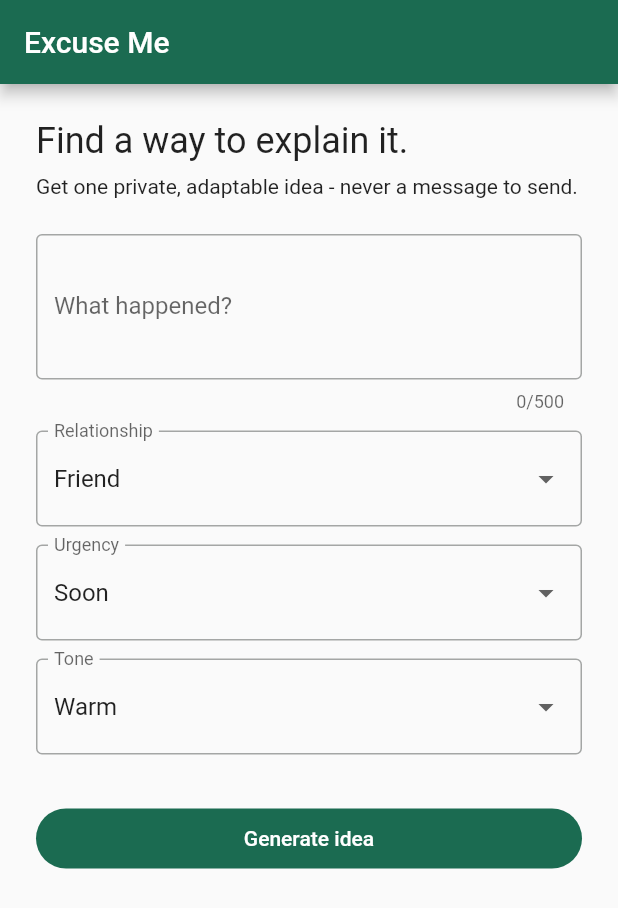
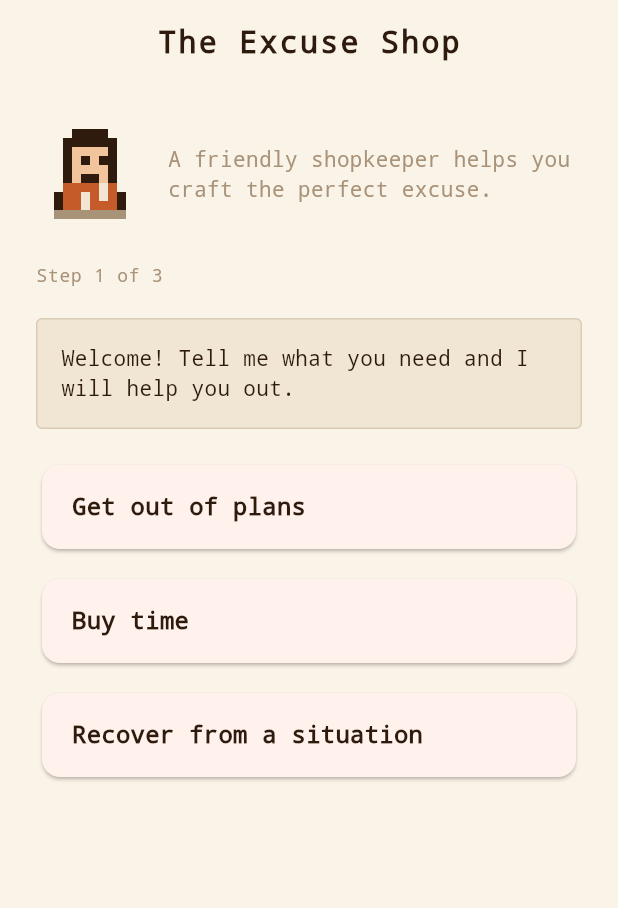
Before and after one commit to pierre-achkar/excuse-me, a Flutter app: the screen it shows after launch, on a phone screen of 412 x 824 dp. Shown: the top 908 px of the screen. Run offline on Flutter 3.47's test engine with Material 3 defaults, Android fonts, the phone set to English and light mode, and no system bars; our stand-ins replace share_plus.

Commit message:
feat: implement Excuse Shop experience (#26)
Verified Excuse Shop flow with explicit selection mapping, accessibility coverage, reduced-motion support, and local-only generation.\n\n- Flutter tests: 52/52 passed\n- Node tests: 6/6 passed\n- Flutter analyze: clean\n- Flutter web release build: passed\n- Independent review: passed

```diff
--- a/lib/app.dart
+++ b/lib/app.dart
@@ -1,7 +1,8 @@
 import 'package:flutter/material.dart';
 
 import 'services/idea_client.dart';
-import 'ui/excuse_me_page.dart';
+import 'ui/excuse_shop_page.dart';
+import 'ui/shop_theme.dart';
 
 class ExcuseMeApp extends StatelessWidget {
   const ExcuseMeApp({super.key, required this.client});
@@ -12,11 +13,8 @@ class ExcuseMeApp extends StatelessWidget {
   Widget build(BuildContext context) {
     return MaterialApp(
       title: 'Excuse Me',
-      theme: ThemeData(
-        colorScheme: ColorScheme.fromSeed(seedColor: const Color(0xff315c4b)),
-        useMaterial3: false,
-      ),
-      home: ExcuseMePage(client: client),
+      theme: ShopTheme.theme,
+      home: ExcuseShopPage(client: client),
     );
   }
 }
--- /dev/null
+++ b/lib/domain/shop_selection.dart
@@ -0,0 +1,89 @@
+import '../domain/excuse_request.dart';
+
+class ShopMission {
+  const ShopMission({
+    required this.label,
+    required this.intent,
+    required this.action,
+    required this.situations,
+  });
+
+  final String label;
+  final ExcuseIntent intent;
+  final ExcuseAction action;
+  final List<ShopSituation> situations;
+}
+
+class ShopSituation {
+  const ShopSituation({
+    required this.label,
+    required this.context,
+    this.action,
+  });
+
+  final String label;
+  final ExcuseContext context;
+  final ExcuseAction? action;
+}
+
+class ShopTone {
+  const ShopTone({required this.label, required this.tone});
+
+  final String label;
+  final ExcuseTone tone;
+}
+
+const shopMissions = [
+  ShopMission(
+    label: 'Get out of plans',
+    intent: ExcuseIntent.getOutOfPlans,
+    action: ExcuseAction.cancel,
+    situations: [
+      ShopSituation(label: 'Dinner', context: ExcuseContext.dinner),
+      ShopSituation(label: 'Party', context: ExcuseContext.party),
+      ShopSituation(label: 'Work', context: ExcuseContext.work),
+      ShopSituation(label: 'Family', context: ExcuseContext.family),
+      ShopSituation(label: 'Friends', context: ExcuseContext.friends),
+    ],
+  ),
+  ShopMission(
+    label: 'Buy time',
+    intent: ExcuseIntent.buyTime,
+    action: ExcuseAction.reschedule,
+    situations: [
+      ShopSituation(
+        label: 'Reschedule',
+        context: ExcuseContext.work,
+        action: ExcuseAction.reschedule,
+      ),
+      ShopSituation(
+        label: 'Delay',
+        context: ExcuseContext.other,
+        action: ExcuseAction.delay,
+      ),
+    ],
+  ),
+  ShopMission(
+    label: 'Recover from a situation',
+    intent: ExcuseIntent.recoverFromSituation,
+    action: ExcuseAction.explainLateness,
+    situations: [
+      ShopSituation(
+        label: 'Late',
+        context: ExcuseContext.dinner,
+        action: ExcuseAction.explainLateness,
+      ),
+      ShopSituation(
+        label: 'Missed',
+        context: ExcuseContext.work,
+        action: ExcuseAction.explainAbsence,
+      ),
+    ],
+  ),
+];
+
+const shopTones = [
+  ShopTone(label: 'Straightforward', tone: ExcuseTone.lowKey),
+  ShopTone(label: 'Warm', tone: ExcuseTone.nice),
+  ShopTone(label: 'Funny', tone: ExcuseTone.funny),
+];
--- /dev/null
+++ b/lib/ui/excuse_shop_page.dart
@@ -0,0 +1,479 @@
+import 'package:flutter/material.dart';
+import 'package:flutter/services.dart';
+import 'package:share_plus/share_plus.dart';
+
+import '../domain/excuse_request.dart';
+import '../domain/idea_request.dart';
+import '../domain/shop_selection.dart';
+import '../services/idea_client.dart';
+import 'shop_theme.dart';
+
+class ExcuseShopPage extends StatefulWidget {
+  const ExcuseShopPage({super.key, required this.client});
+
+  final IdeaClient client;
+
+  @override
+  State<ExcuseShopPage> createState() => _ExcuseShopPageState();
+}
+
+enum _Step { mission, situation, tone, brewing, result, error }
+
+class _ExcuseShopPageState extends State<ExcuseShopPage> {
+  _Step _step = _Step.mission;
+  ShopMission? _mission;
+  ShopSituation? _situation;
+  ShopTone? _tone;
+  String? _idea;
+  String? _error;
+
+  Future<void> _brew() async {
+    setState(() {
+      _step = _Step.brewing;
+      _error = null;
+    });
+
+    if (!MediaQuery.disableAnimationsOf(context)) {
+      await Future<void>.delayed(const Duration(milliseconds: 350));
+    }
+    if (!mounted) return;
+
+    try {
+      final idea = await widget.client.generate(
+        IdeaRequest(
+          situation: _requestSituation(),
+          relationship: 'Friend',
+          urgency: 'Today',
+          tone: _requestTone(),
+        ),
+      );
+      if (!mounted) return;
+      setState(() {
+        _idea = idea;
+        _step = _Step.result;
+      });
+    } catch (_) {
+      if (!mounted) return;
+      setState(() {
+        _error = 'Unable to generate an idea. Please try again.';
+        _step = _Step.error;
+      });
+    }
+  }
+
+  String _requestSituation() {
+    final action = _situation!.action ?? _mission!.action;
+    final actionCue = switch (action) {
+      ExcuseAction.cancel => 'cancel',
+      ExcuseAction.decline => 'decline',
+      ExcuseAction.leaveEarly => 'leave early',
+      ExcuseAction.backOut => 'back out',
+      ExcuseAction.reschedule => 'reschedule',
+      ExcuseAction.delay || ExcuseAction.avoidCommitting => 'delay',
+      ExcuseAction.explainLateness => 'late',
+      ExcuseAction.explainAbsence => 'missed',
+      ExcuseAction.suggestAlternative => 'reschedule',
+    };
+    final contextCue = switch (_situation!.context) {
+      ExcuseContext.celebration => 'celebration',
+      ExcuseContext.party => 'party',
+      ExcuseContext.dinner => 'dinner',
+      ExcuseContext.date => 'date',
+      ExcuseContext.family => 'family',
+      ExcuseContext.work => 'work',
+      ExcuseContext.friends => 'friends',
+      ExcuseContext.hobby => 'hobby',
+      ExcuseContext.travel => 'travel',
+      ExcuseContext.other => 'other',
+    };
+    return '${_mission!.label}: $actionCue, $contextCue';
+  }
+
+  String _requestTone() {
+    return switch (_tone!.tone) {
+      ExcuseTone.lowKey => 'Straightforward',
+      ExcuseTone.nice => 'Warm',
+      ExcuseTone.funny => 'Funny',
+      ExcuseTone.dramatic => 'Dramatic',
+      ExcuseTone.unhinged => 'Unhinged',
+    };
+  }
+
+  void _onMissionSelected(ShopMission mission) {
+    setState(() {
+      _mission = mission;
+      _step = _Step.situation;
+    });
+  }
+
+  void _onSituationSelected(ShopSituation situation) {
+    setState(() {
+      _situation = situation;
+      _step = _Step.tone;
+    });
+  }
+
+  void _onToneSelected(ShopTone tone) {
+    _tone = tone;
+    _brew();
+  }
+
+  Future<void> _regenerate() async {
+    await _brew();
+  }
+
+  Future<void> _copy() async {
+    await Clipboard.setData(ClipboardData(text: _idea!));
+    if (mounted) {
+      ScaffoldMessenger.of(context)
+          .showSnackBar(const SnackBar(content: Text('Idea copied.')));
+    }
+  }
+
+  void _startNew() {
+    setState(() {
+      _step = _Step.mission;
+      _mission = null;
+      _situation = null;
+      _tone = null;
+      _idea = null;
+      _error = null;
+    });
+  }
+
+  @override
+  Widget build(BuildContext context) {
+    return Scaffold(
+      appBar: AppBar(title: const Text('The Excuse Shop')),
+      body: SafeArea(
+        child: ListView(
+          padding: const EdgeInsets.all(24),
+          children: [
+            _buildHeader(),
+            const SizedBox(height: 24),
+            _buildStepContent(),
+          ],
+        ),
+      ),
+    );
+  }
+
+  Widget _buildHeader() {
+    return Row(
+      crossAxisAlignment: CrossAxisAlignment.center,
+      children: [
+        Semantics(
+          label: 'Pixel art shopkeeper',
+          image: true,
+          child: SizedBox(
+            key: const Key('shopkeeper-avatar'),
+            width: 72,
+            height: 72,
+            child: CustomPaint(painter: _ShopkeeperPainter()),
+          ),
+        ),
+        const SizedBox(width: 16),
+        Expanded(
+          child: Text(
+            'A friendly shopkeeper helps you craft the perfect excuse.',
+            style: Theme.of(context).textTheme.bodyMedium
+                ?.copyWith(color: ShopTheme.subtle),
+          ),
+        ),
+      ],
+    );
+  }
+
+  Widget _buildStepContent() {
+    return switch (_step) {
+      _Step.mission => _buildMissionStep(),
+      _Step.situation => _buildSituationStep(),
+      _Step.tone => _buildToneStep(),
+      _Step.brewing => _buildBrewingStep(),
+      _Step.result => _buildResultStep(),
+      _Step.error => _buildErrorStep(),
+    };
+  }
+
+  Widget _buildStepIndicator(int current, int total) {
+    return Padding(
+      padding: const EdgeInsets.only(bottom: 20),
+      child: Text(
+        'Step $current of $total',
+        style: Theme.of(context).textTheme.labelMedium,
+      ),
+    );
+  }
+
+  Widget _buildShopkeeperBubble(String text) {
+    return Semantics(
+      label: 'Shopkeeper says: $text',
+      child: Container(
+        width: double.infinity,
+        padding: const EdgeInsets.all(16),
+        decoration: BoxDecoration(
+          color: ShopTheme.cardBackground,
+          borderRadius: BorderRadius.circular(4),
+          border: Border.all(color: ShopTheme.subtle.withAlpha(80)),
+        ),
+        child: Text(text, style: Theme.of(context).textTheme.bodyMedium),
+      ),
+    );
+  }
+
+  Widget _buildChoiceCard({
+    required String label,
+    required String semanticsLabel,
+    required VoidCallback onTap,
+  }) {
+    return Semantics(
+      label: semanticsLabel,
+      button: true,
+      child: Card(
+        clipBehavior: Clip.antiAlias,
+        child: InkWell(
+          onTap: onTap,
+          child: Padding(
+            padding: const EdgeInsets.symmetric(horizontal: 20, vertical: 16),
+            child: SizedBox(
+              width: double.infinity,
+              child: Text(
+                label,
+                style: Theme.of(context).textTheme.titleMedium,
+              ),
+            ),
+          ),
+        ),
+      ),
+    );
+  }
+
+  Widget _buildMissionStep() {
+    return Column(
+      crossAxisAlignment: CrossAxisAlignment.start,
+      children: [
+        _buildStepIndicator(1, 3),
+        _buildShopkeeperBubble(
+          'Welcome! Tell me what you need and I will help you out.',
+        ),
+        const SizedBox(height: 20),
+        for (final mission in shopMissions)
+          Padding(
+            padding: const EdgeInsets.only(bottom: 12),
+            child: _buildChoiceCard(
+              label: mission.label,
+              semanticsLabel: 'Choose mission: ${mission.label}',
+              onTap: () => _onMissionSelected(mission),
+            ),
+          ),
+      ],
+    );
+  }
+
+  Widget _buildSituationStep() {
+    final situations = _mission!.situations;
+    return Column(
+      crossAxisAlignment: CrossAxisAlignment.start,
+      children: [
+        _buildStepIndicator(2, 3),
+        _buildShopkeeperBubble('Great choice. Now pick a situation that fits.'),
+        const SizedBox(height: 20),
+        Text(
+          'Choose a situation',
+          style: Theme.of(context).textTheme.titleMedium,
+        ),
+        const SizedBox(height: 12),
+        for (final situation in situations)
+          Padding(
+            padding: const EdgeInsets.only(bottom: 12),
+            child: _buildChoiceCard(
+              label: situation.label,
+              semanticsLabel: 'Choose situation: ${situation.label}',
+              onTap: () => _onSituationSelected(situation),
+            ),
+          ),
+      ],
+    );
+  }
+
+  Widget _buildToneStep() {
+    return Column(
+      crossAxisAlignment: CrossAxisAlignment.start,
+      children: [
+        _buildStepIndicator(3, 3),
+        _buildShopkeeperBubble(
+          'Almost there. Pick your ingredient for the tone.',
+        ),
+        const SizedBox(height: 20),
+        Text(
+          'Choose your ingredient',
+          style: Theme.of(context).textTheme.titleMedium,
+        ),
+        const SizedBox(height: 12),
+        for (final tone in shopTones)
+          Padding(
+            padding: const EdgeInsets.only(bottom: 12),
+            child: _buildChoiceCard(
+              label: tone.label,
+              semanticsLabel: 'Choose ingredient: ${tone.label}',
+              onTap: () => _onToneSelected(tone),
+            ),
+          ),
+      ],
+    );
+  }
+
+  Widget _buildBrewingStep() {
+    return Semantics(
+      label: 'Brewing your excuse',
+      container: true,
+      child: const Column(
+        children: [
+          SizedBox(height: 48),
+          Center(child: CircularProgressIndicator()),
+          SizedBox(height: 24),
+          Center(child: Text('Brewing your excuse...')),
+        ],
+      ),
+    );
+  }
+
+  Widget _buildResultStep() {
+    return Column(
+      crossAxisAlignment: CrossAxisAlignment.start,
+      children: [
+        Text('Your excuse', style: Theme.of(context).textTheme.titleLarge),
+        const SizedBox(height: 12),
+        Card(
+          key: const Key('collectible-result-card'),
+          color: ShopTheme.cardBackground,
+          shape: RoundedRectangleBorder(
+            borderRadius: BorderRadius.circular(4),
+            side: const BorderSide(color: ShopTheme.accent, width: 2),
+          ),
+          child: Padding(
+            padding: const EdgeInsets.all(16),
+            child: Column(
+              crossAxisAlignment: CrossAxisAlignment.start,
+              children: [
+                Row(
+                  children: [
+                    const Icon(Icons.auto_awesome, size: 18),
+                    const SizedBox(width: 8),
+                    Text(
+                      'COLLECTIBLE IDEA',
+                      style: Theme.of(context).textTheme.labelMedium?.copyWith(
+                        color: ShopTheme.accent,
+                        fontWeight: FontWeight.w700,
+                        letterSpacing: 1.2,
+                      ),
+                    ),
+                  ],
+                ),
+                const SizedBox(height: 14),
+                Text(_idea!),
+              ],
+            ),
+          ),
+        ),
+        const SizedBox(height: 20),
+        Wrap(
+          spacing: 8,
+          children: [
+            Semantics(
+              label: 'Regenerate excuse',
+              button: true,
+              child: OutlinedButton(
+                onPressed: _regenerate,
+                child: const Text('Regenerate'),
+              ),
+            ),
+            Semantics(
+              label: 'Copy excuse to clipboard',
+              button: true,
+              child: OutlinedButton(
+                onPressed: _copy,
+                child: const Text('Copy'),
+              ),
+            ),
+            Semantics(
+              label: 'Share excuse',
+              button: true,
+              child: OutlinedButton(
+                onPressed: () => Share.share(_idea!),
+                child: const Text('Share'),
+              ),
+            ),
+          ],
+        ),
+        const SizedBox(height: 16),
+        Semantics(
+          label: 'Start new excuse',
+          button: true,
+          child: SizedBox(
+            width: double.infinity,
+            child: OutlinedButton(
+              onPressed: _startNew,
+              child: const Text('New excuse'),
+            ),
+          ),
+        ),
+      ],
+    );
+  }
+
+  Widget _buildErrorStep() {
+    return Column(
+      crossAxisAlignment: CrossAxisAlignment.start,
+      children: [
+        Text(_error!, style: TextStyle(color: ShopTheme.errorColor)),
+        const SizedBox(height: 20),
+        Semantics(
+          label: 'Start new excuse',
+          button: true,
+          child: SizedBox(
+            width: double.infinity,
+            child: OutlinedButton(
+              onPressed: _startNew,
+              child: const Text('New excuse'),
+            ),
+          ),
+        ),
+      ],
+    );
+  }
+}
+
+class _ShopkeeperPainter extends CustomPainter {
+  @override
+  void paint(Canvas canvas, Size size) {
+    final unit = size.width / 12;
+
+    void block(int x, int y, int width, int height, Color color) {
+      final paint = Paint()..color = color;
+      canvas.drawRect(
+        Rect.fromLTWH(x * unit, y * unit, width * unit, height * unit),
+        paint,
+      );
+    }
+
+    block(2, 10, 8, 1, ShopTheme.subtle);
+    block(3, 7, 6, 3, ShopTheme.accent);
+    block(2, 8, 1, 2, ShopTheme.ink);
+    block(9, 8, 1, 2, ShopTheme.ink);
+    block(3, 2, 6, 5, ShopTheme.ink);
+    block(4, 1, 4, 1, ShopTheme.ink);
+    block(3, 3, 1, 2, ShopTheme.ink);
+    block(8, 3, 1, 2, ShopTheme.ink);
+    block(4, 3, 4, 4, const Color(0xFFF2C49B));
+    block(4, 2, 4, 1, ShopTheme.ink);
+    block(5, 4, 1, 1, ShopTheme.ink);
+    block(7, 4, 1, 1, ShopTheme.ink);
+    block(5, 6, 2, 1, ShopTheme.ink);
+    block(7, 7, 1, 2, ShopTheme.cardBackground);
+    block(5, 8, 1, 2, ShopTheme.cardBackground);
+  }
+
+  @override
+  bool shouldRepaint(covariant CustomPainter oldDelegate) => false;
+}
--- /dev/null
+++ b/lib/ui/shop_theme.dart
@@ -0,0 +1,77 @@
+import 'package:flutter/material.dart';
+
+class ShopTheme {
+  ShopTheme._();
+
+  static const paper = Color(0xFFFAF3E8);
+  static const ink = Color(0xFF2E1B0E);
+  static const accent = Color(0xFFC45B28);
+  static const cardBackground = Color(0xFFF0E6D3);
+  static const subtle = Color(0xFFA89278);
+  static const errorColor = Color(0xFFB3261E);
+
+  static ThemeData get theme {
+    return ThemeData(
+      colorScheme: ColorScheme.fromSeed(
+        seedColor: accent,
+        primary: accent,
+        onPrimary: Colors.white,
+        surface: paper,
+        onSurface: ink,
+        error: errorColor,
+      ),
+      scaffoldBackgroundColor: paper,
+      useMaterial3: true,
+      appBarTheme: const AppBarTheme(
+        backgroundColor: paper,
+        foregroundColor: ink,
+        elevation: 0,
+        centerTitle: true,
+        titleTextStyle: TextStyle(
+          fontFamily: 'monospace',
+          fontSize: 20,
+          fontWeight: FontWeight.w700,
+          color: ink,
+          letterSpacing: 1.5,
+        ),
+      ),
+      textTheme: const TextTheme(
+        headlineSmall: TextStyle(
+          fontFamily: 'monospace',
+          fontSize: 22,
+          fontWeight: FontWeight.w700,
+          color: ink,
+        ),
+        titleLarge: TextStyle(
+          fontFamily: 'monospace',
+          fontSize: 18,
+          fontWeight: FontWeight.w600,
+          color: ink,
+        ),
+        titleMedium: TextStyle(
+          fontFamily: 'monospace',
+          fontSize: 16,
+          fontWeight: FontWeight.w600,
+          color: ink,
+        ),
+        bodyLarge: TextStyle(fontFamily: 'monospace', fontSize: 16, color: ink),
+        bodyMedium: TextStyle(
+          fontFamily: 'monospace',
+          fontSize: 14,
+          color: ink,
+        ),
+        labelLarge: TextStyle(
+          fontFamily: 'monospace',
+          fontSize: 14,
+          fontWeight: FontWeight.w600,
+          color: Colors.white,
+        ),
+        labelMedium: TextStyle(
+          fontFamily: 'monospace',
+          fontSize: 12,
+          color: subtle,
+        ),
+      ),
+    );
+  }
+}
```
Also changed, not shown: 3 other files.
